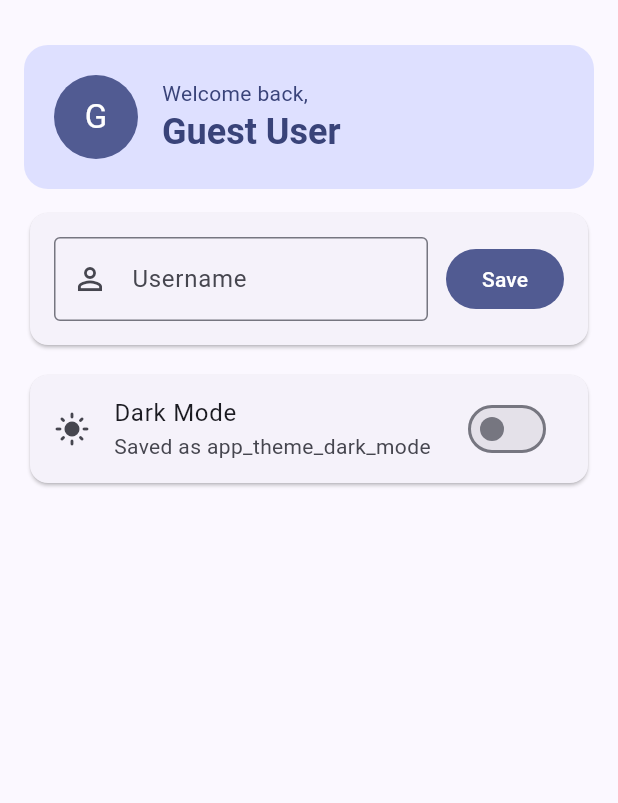
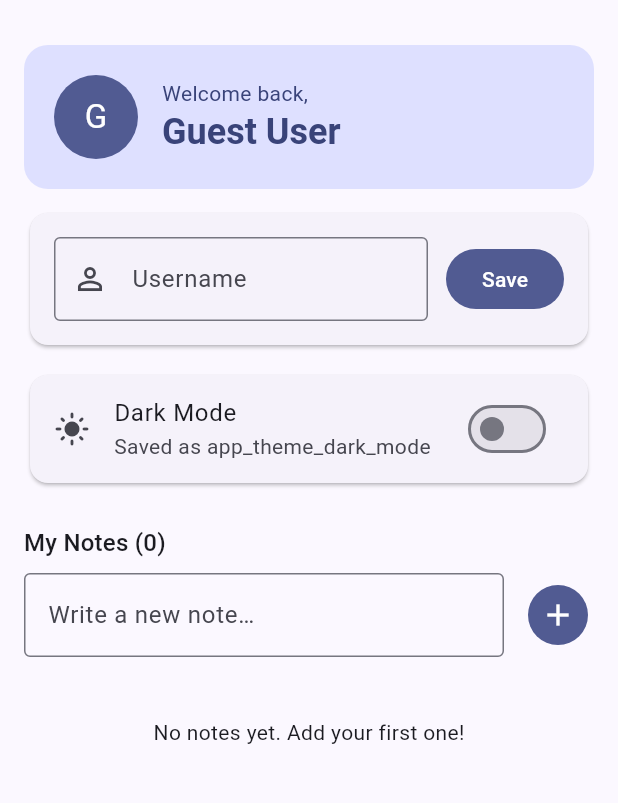
Before and after one commit to Uni-courses-CSS3004-ENG-1/Ios-Lab11, a Flutter app: the screen it shows after launch, on a phone screen of 412 x 824 dp, the part 63-866 px from its top. Run offline on Flutter 3.47's test engine with Material 3 defaults, Android fonts, the phone set to English and light mode, and no system bars; our stand-ins replace shared_preferences.

Commit message:
feat: add note input that prepends a NoteItem and saves the list to disk
Co-Authored-By: Claude Opus 5.5 <noreply@anthropic.com>

```diff
--- a/lib/screens/home_screen.dart
+++ b/lib/screens/home_screen.dart
@@ -1,5 +1,6 @@
 import 'package:flutter/material.dart';
 
+import '../models/note_item.dart';
 import '../services/storage_service.dart';
 
 /// The single screen of the app: settings on top, notes below.
@@ -28,10 +29,34 @@ class _HomeScreenState extends State<HomeScreen> {
     text: _userName == StorageService.defaultUserName ? '' : _userName,
   );
 
+  // Notes restored from the JSON string on disk.
+  late final List<NoteItem> _notes = widget.storage.loadNotes();
+  final TextEditingController _noteController = TextEditingController();
+
   @override
   void dispose() {
     _nameController.dispose();
+    _noteController.dispose();
     super.dispose();
+  }
+
+  /// Every change to the list ends here: List → JSON string → disk.
+  Future<void> _persistNotes() => widget.storage.saveNotes(_notes);
+
+  Future<void> _addNote() async {
+    final title = _noteController.text.trim();
+    if (title.isEmpty) return;
+
+    final now = DateTime.now();
+    final note = NoteItem(
+      id: now.microsecondsSinceEpoch.toString(),
+      title: title,
+      dateText: formatDate(now),
+    );
+
+    setState(() => _notes.insert(0, note)); // prepend: newest on top
+    _noteController.clear();
+    await _persistNotes();
   }
 
   Future<void> _saveUserName() async {
@@ -103,10 +128,77 @@ class _HomeScreenState extends State<HomeScreen> {
               onChanged: widget.onDarkModeChanged,
             ),
           ),
+          const SizedBox(height: 24),
+          Text(
+            'My Notes (${_notes.length})',
+            style: Theme.of(context).textTheme.titleMedium,
+          ),
+          const SizedBox(height: 8),
+          Row(
+            children: [
+              Expanded(
+                child: TextField(
+                  key: const Key('noteField'),
+                  controller: _noteController,
+                  textInputAction: TextInputAction.done,
+                  textCapitalization: TextCapitalization.sentences,
+                  onSubmitted: (_) => _addNote(),
+                  decoration: const InputDecoration(
+                    hintText: 'Write a new note…',
+                    border: OutlineInputBorder(),
+                  ),
+                ),
+              ),
+              const SizedBox(width: 12),
+              IconButton.filled(
+                key: const Key('addNoteButton'),
+                tooltip: 'Add note',
+                onPressed: _addNote,
+                icon: const Icon(Icons.add),
+              ),
+            ],
+          ),
+          const SizedBox(height: 8),
+          if (_notes.isEmpty)
+            const Padding(
+              padding: EdgeInsets.symmetric(vertical: 32),
+              child: Center(child: Text('No notes yet. Add your first one!')),
+            )
+          else
+            for (final note in _notes)
+              Card(
+                key: ValueKey(note.id),
+                child: ListTile(
+                  title: Text(note.title),
+                  subtitle: Text(note.dateText),
+                ),
+              ),
         ],
       ),
     );
   }
+}
+
+const _months = [
+  'Jan',
+  'Feb',
+  'Mar',
+  'Apr',
+  'May',
+  'Jun',
+  'Jul',
+  'Aug',
+  'Sep',
+  'Oct',
+  'Nov',
+  'Dec',
+];
+
+/// `20 Nov 2026, 18:05`, without adding the intl package.
+String formatDate(DateTime d) {
+  String two(int n) => n.toString().padLeft(2, '0');
+  return '${d.day} ${_months[d.month - 1]} ${d.year}, '
+      '${two(d.hour)}:${two(d.minute)}';
 }
 
 /// "Welcome back, name" header at the top of the screen.
```
Also changed, not shown: 1 other file.
